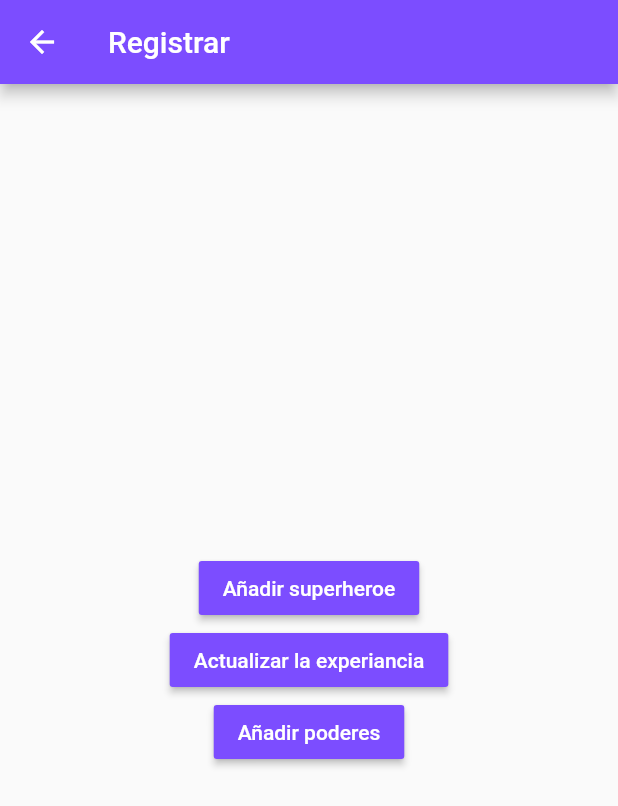
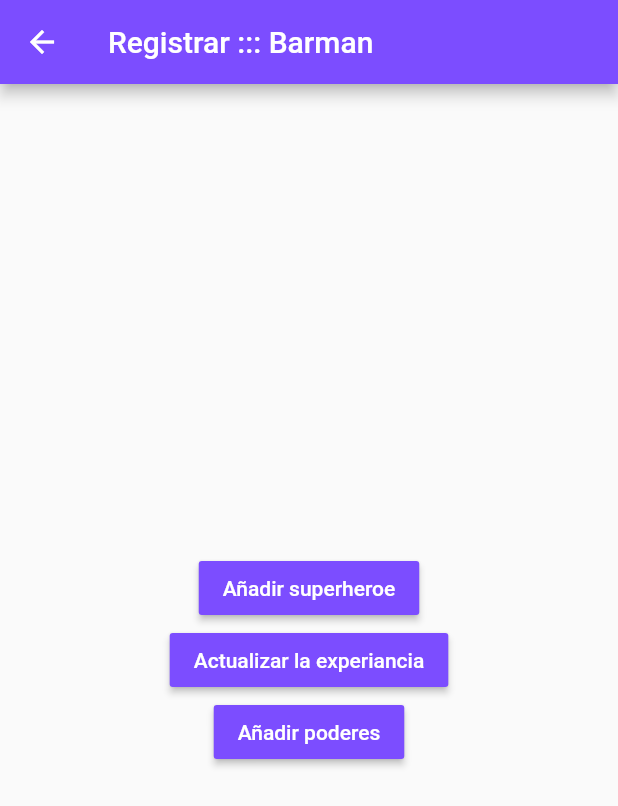
Before and after one commit to dafm10/flutter_codigo4_state, a Flutter app: the RegisterPage screen opened directly, after a tap on "Añadir superheroe", on a phone screen of 412 x 824 dp. Shown: the top 806 px of the screen. Run offline on Flutter 3.47's test engine with Material 2 defaults, Android fonts, the phone set to English and light mode, and no system bars.

Commit message:
Singleton 5

```diff
--- a/lib/pages/register_page.dart
+++ b/lib/pages/register_page.dart
@@ -10,7 +10,16 @@ class RegisterPage extends StatelessWidget {
     return Scaffold(
       appBar: AppBar(
         backgroundColor: Colors.deepPurpleAccent,
-        title: const Text("Registrar"),
+        title: StreamBuilder(
+          stream: SuperheroeService().superheroeStream,
+          builder: (BuildContext context, AsyncSnapshot snap){
+            if(snap.hasData){
+              Superheroe superheroe = snap.data;
+              return Text("Registrar ::: ${superheroe.name}");
+            }
+            return const Text("Registrar");
+          },
+        ),
       ),
       body: Center(
         child: Column(
@@ -21,16 +30,12 @@ class RegisterPage extends StatelessWidget {
                 Superheroe batman = Superheroe(
                   name: "Barman",
                   experience: 20,
-                  powers: [
-                    "Inteligenicia",
-                    "Artes Marciales",
-                    "Millonario"
-                  ],
+                  powers: ["Inteligenicia", "Artes Marciales", "Millonario"],
                 );
                 //superheroeService.createSuperheroe(batman);
                 SuperheroeService().createSuperheroe(batman);
               },
-              child: Text(
+              child: const Text(
                 "Añadir superheroe",
                 style: TextStyle(
                   color: Colors.white,
@@ -40,7 +45,7 @@ class RegisterPage extends StatelessWidget {
             ),
             MaterialButton(
               onPressed: () {},
-              child: Text(
+              child: const Text(
                 "Actualizar la experiancia",
                 style: TextStyle(
                   color: Colors.white,
@@ -50,7 +55,7 @@ class RegisterPage extends StatelessWidget {
             ),
             MaterialButton(
               onPressed: () {},
-              child: Text(
+              child: const Text(
                 "Añadir poderes",
                 style: TextStyle(
                   color: Colors.white,
--- a/lib/services/superheroe_service.dart
+++ b/lib/services/superheroe_service.dart
@@ -16,8 +16,8 @@ class SuperheroeService{
   // fin singleton modo 1
 
   Superheroe? _superheroe;
-
-  StreamController<Superheroe> _superheroeStream = StreamController();
+  // se añade broadcast para que pueda ser llamado en multiples paginas
+  StreamController<Superheroe> _superheroeStream = StreamController.broadcast();
 
   Stream<Superheroe> get superheroeStream => _superheroeStream.stream;
 
```
